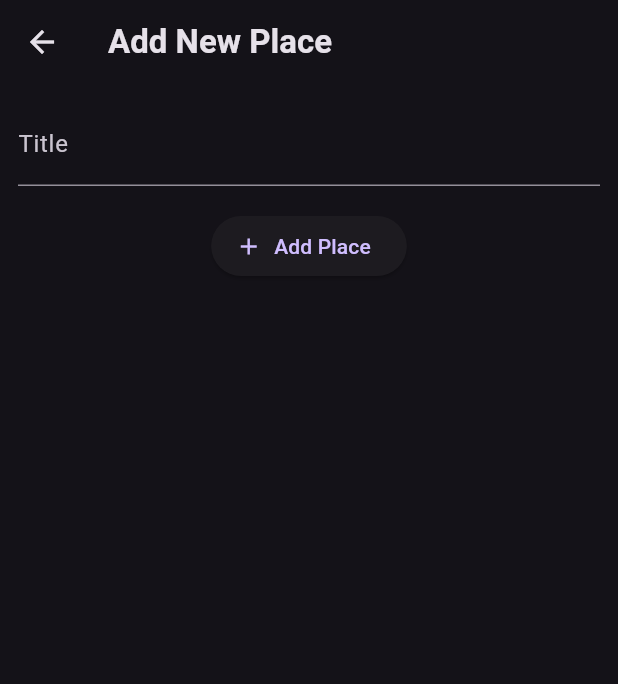
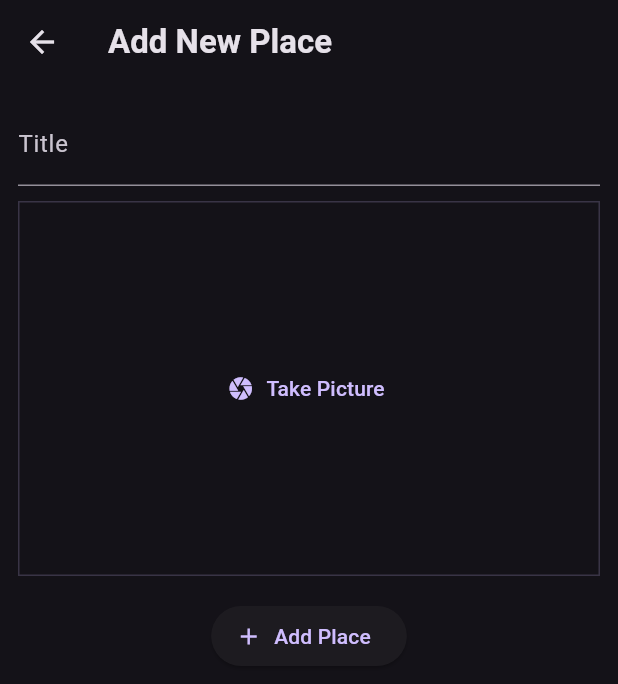
Before and after one commit to BiplobDash/Favourite-Place, a Flutter app: the AddPlacesScreen screen opened directly, on a phone screen of 412 x 824 dp. Shown: the top 684 px of the screen. Run offline on Flutter 3.47's test engine with Material 3 defaults, Android fonts, the phone set to English and light mode, and no system bars; our stand-ins replace get, google_fonts, image_picker.

Commit message:
Add Place & Details Screen

```diff
--- a/lib/utils/config.dart
+++ b/lib/utils/config.dart
@@ -5,4 +5,5 @@ class AppConfig{
   static String addNewPlace = "Add New Place";
   static String title = "Title";
   static String addPlace = "Add Place";
+  static String takePicture = "Take Picture";
 }
--- a/lib/view/add_places.dart
+++ b/lib/view/add_places.dart
@@ -1,5 +1,6 @@
 import 'package:favourite_place/controller/add_place_controller.dart';
 import 'package:favourite_place/utils/config.dart';
+import 'package:favourite_place/widgets/image_input.dart';
 import 'package:flutter/material.dart';
 import 'package:get/get.dart';
 
@@ -31,6 +32,10 @@ class _AddPlacesScreenState extends State<AddPlacesScreen> {
               controller: addPlaceController.titleController,
             ),
             const SizedBox(
+              height: 10,
+            ),
+            const ImageInput(),
+            const SizedBox(
               height: 16,
             ),
             ElevatedButton.icon(
--- /dev/null
+++ b/lib/widgets/image_input.dart
@@ -0,0 +1,42 @@
+import 'package:favourite_place/controller/add_place_controller.dart';
+import 'package:favourite_place/utils/config.dart';
+import 'package:flutter/material.dart';
+import 'package:get/get.dart';
+
+class ImageInput extends StatelessWidget {
+  const ImageInput({super.key});
+
+  @override
+  Widget build(BuildContext context) {
+    final theme = Theme.of(context);
+    final addPlaceController = Get.put(AddPlaceController());
+    Widget content = TextButton.icon(
+      onPressed: addPlaceController.takePicture,
+      label: Text(AppConfig.takePicture),
+      icon: const Icon(Icons.camera),
+    );
+
+    if (addPlaceController.selectedImage != null) {
+      content = GestureDetector(
+        onTap: addPlaceController.takePicture,
+        child: Image.file(
+          addPlaceController.selectedImage!,
+          fit: BoxFit.cover,
+          width: double.infinity,
+        ),
+      );
+    }
+    return Container(
+      width: double.infinity,
+      height: 250,
+      alignment: Alignment.center,
+      decoration: BoxDecoration(
+        border: Border.all(
+          width: 1,
+          color: theme.colorScheme.primary.withOpacity(0.2),
+        ),
+      ),
+      child: content,
+    );
+  }
+}
```
Also changed, not shown: lib/controller/add_place_controller.dart (+17 -4 lines), lib/view/place_detail.dart (+10 -1 lines), lib/widgets/places_list.dart (+15 -9 lines), 1 other file.
